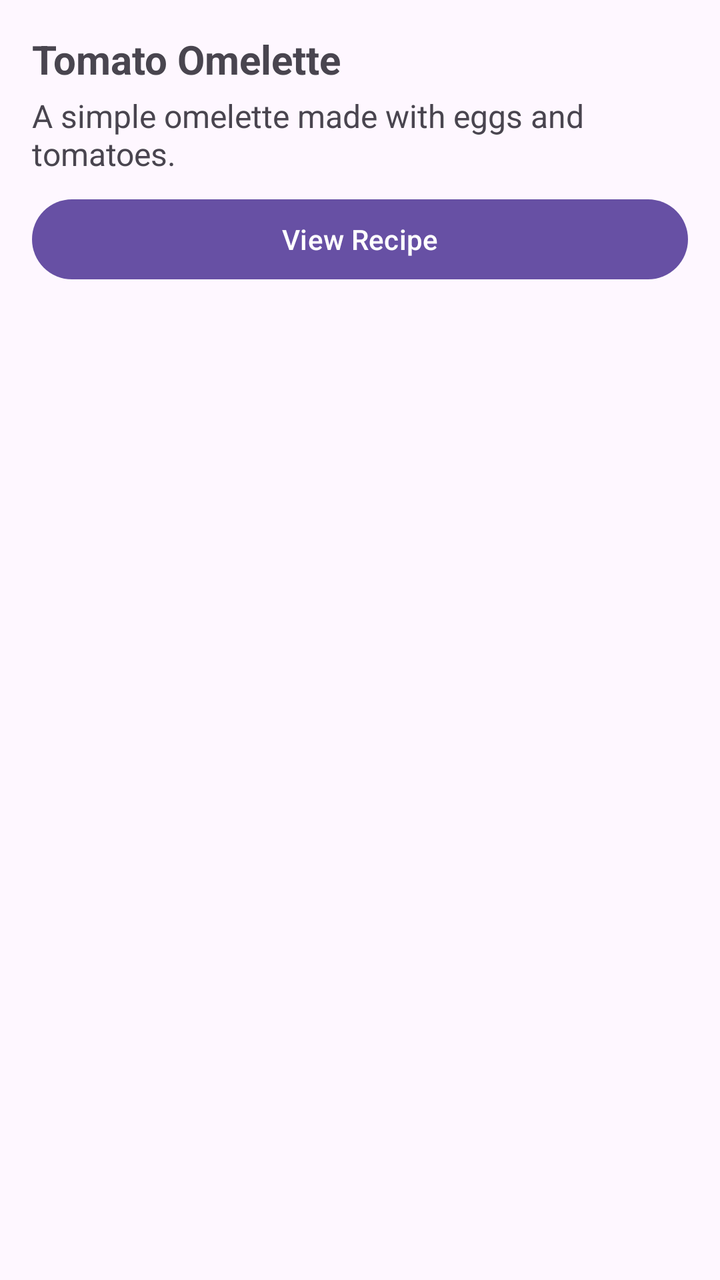
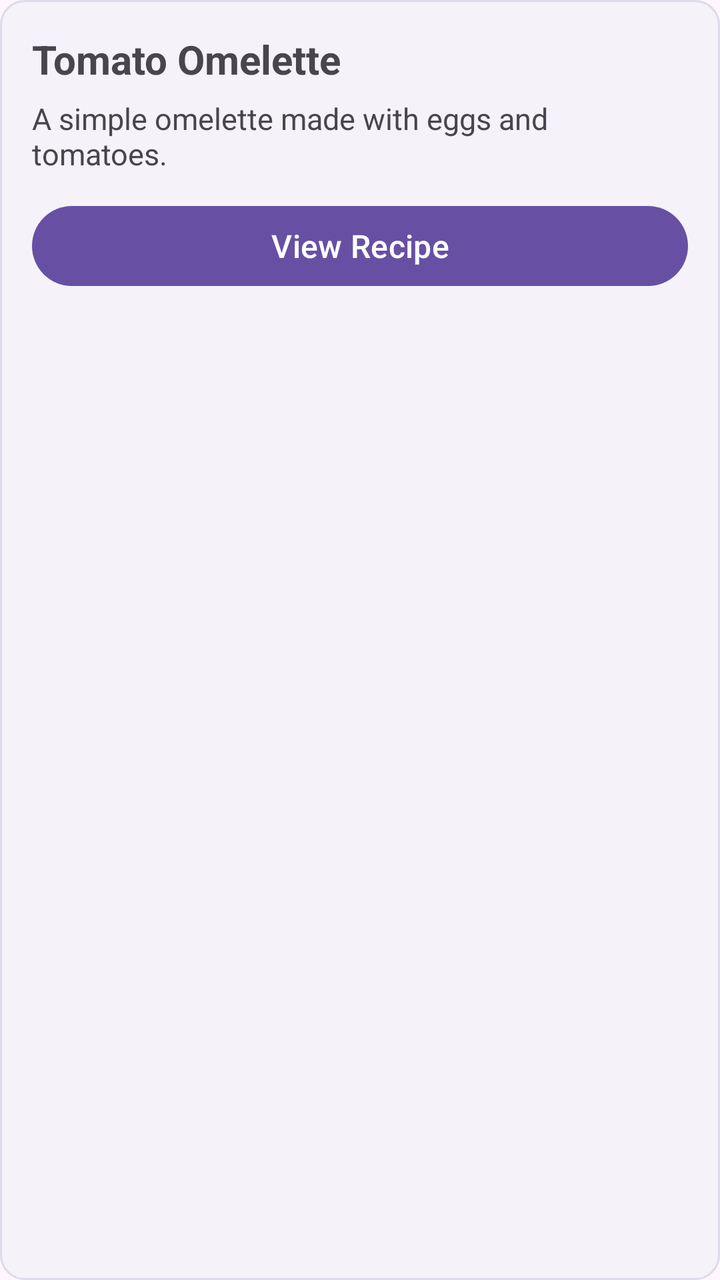

Two renders of the same Android screen: before a commit and after it. Below are the layout's source before the change and the commit's diff.
<!-- AndroidManifest.xml: application theme Theme.SmartPantryManager -->
<!-- res/layout/item_recipe.xml -->
<?xml version="1.0" encoding="utf-8"?>
<LinearLayout xmlns:android="http://schemas.android.com/apk/res/android"
    android:layout_width="match_parent"
    android:layout_height="wrap_content"
    android:orientation="vertical"
    android:padding="16dp">

    <TextView
        android:id="@+id/tvRecipeName"
        android:layout_width="match_parent"
        android:layout_height="wrap_content"
        android:text="Tomato Omelette"
        android:textSize="20sp"
        android:textStyle="bold" />

    <TextView
        android:id="@+id/tvRecipeDescription"
        android:layout_width="match_parent"
        android:layout_height="wrap_content"
        android:text="A simple omelette made with eggs and tomatoes."
        android:textSize="16sp"
        android:layout_marginTop="4dp" />

    <Button
        android:id="@+id/btnViewRecipe"
        android:layout_width="match_parent"
        android:layout_height="wrap_content"
        android:text="View Recipe"
        android:layout_marginTop="8dp" />

</LinearLayout>
<!-- resources referenced by this layout -->
<resources>
  <style name="Theme.SmartPantryManager" parent="Base.Theme.SmartPantryManager" />
  <style name="Base.Theme.SmartPantryManager" parent="Theme.Material3.DayNight.NoActionBar">
          
          
      </style>
</resources>

<!-- the commit's change to res/layout/item_recipe.xml (unified diff, before → after) -->
@@ -3,7 +3,9 @@
     android:layout_width="match_parent"
     android:layout_height="wrap_content"
     android:orientation="vertical"
-    android:padding="16dp">
+    android:padding="16dp"
+    android:layout_marginBottom="12dp"
+    android:background="@drawable/recipe_background">
 
     <TextView
         android:id="@+id/tvRecipeName"
@@ -18,14 +20,17 @@
         android:layout_width="match_parent"
         android:layout_height="wrap_content"
         android:text="A simple omelette made with eggs and tomatoes."
-        android:textSize="16sp"
-        android:layout_marginTop="4dp" />
+        android:textSize="15sp"
+        android:layout_marginTop="6dp" />
 
     <Button
         android:id="@+id/btnViewRecipe"
         android:layout_width="match_parent"
         android:layout_height="wrap_content"
         android:text="View Recipe"
-        android:layout_marginTop="8dp" />
+        android:textSize="16sp"
+        android:minHeight="48dp"
+        android:textAllCaps="false"
+        android:layout_marginTop="12dp" />
 
 </LinearLayout>
<!-- resource entries referenced after the edit -->
@@ -1,5 +1,19 @@
 <!-- resources referenced by this layout -->
 <resources>
+  <!-- drawable recipe_background (drawable) -->
+  <?xml version="1.0" encoding="utf-8"?>
+  <shape xmlns:android="http://schemas.android.com/apk/res/android"
+      android:shape="rectangle">
+  
+      <solid android:color="#F5F2FA" />
+  
+      <corners android:radius="12dp" />
+  
+      <stroke
+          android:width="1dp"
+          android:color="#E0D9EA" />
+  
+  </shape>
   <style name="Theme.SmartPantryManager" parent="Base.Theme.SmartPantryManager" />
   <style name="Base.Theme.SmartPantryManager" parent="Theme.Material3.DayNight.NoActionBar">
           
